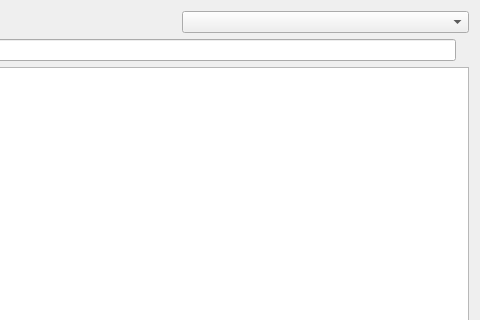
romanweissflog/FAKT, file form/material_page.ui: the form before one commit; both pictures show x 122 to 602 and y 0 to 320 of the 602 by 439 pixel window.
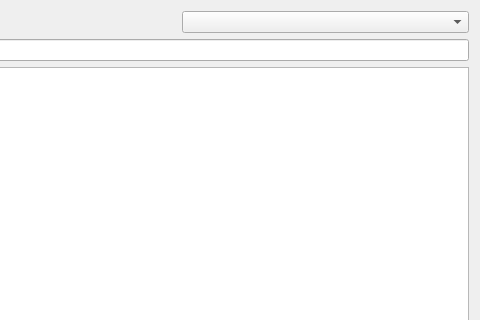
The form after the commit. Custom widgets are drawn as their Qt base class.

Patch:
```diff
--- a/form/material_page.ui
+++ b/form/material_page.ui
@@ -40,16 +40,6 @@
      <item>
       <widget class="QLineEdit" name="editKey"/>
      </item>
-     <item>
-      <widget class="QLabel" name="labelKeyError">
-       <property name="styleSheet">
-        <string notr="true">color: rgb(255, 0, 0)</string>
-       </property>
-       <property name="text">
-        <string/>
-       </property>
-      </widget>
-     </item>
     </layout>
    </item>
    <item>
```
